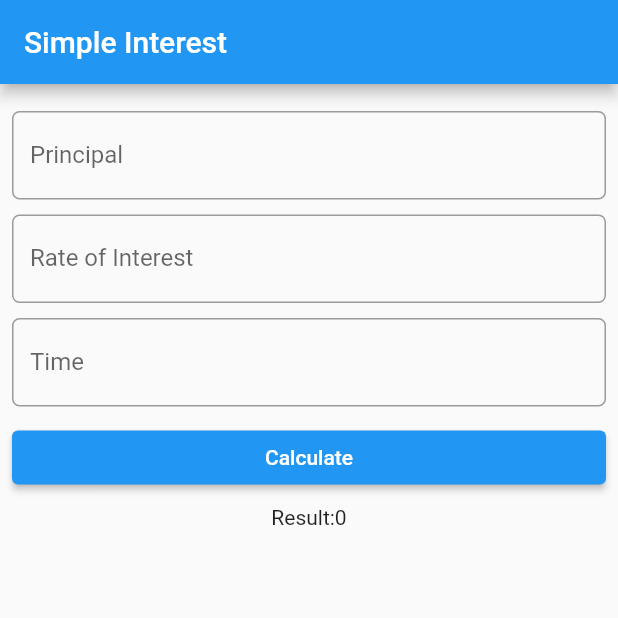
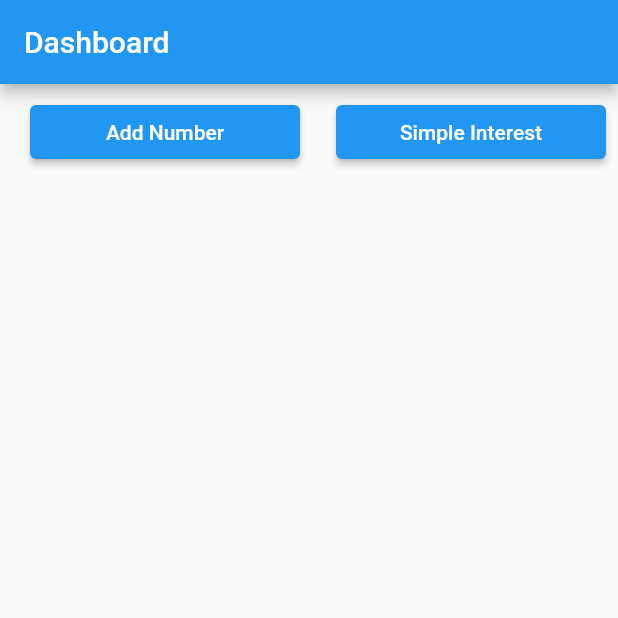
Before and after one commit to rijwolshakya09/simple-interest, a Flutter app: the screen it shows after launch, on a phone screen of 412 x 824 dp, the top half of it. Run offline on Flutter 3.47's test engine with Material 2 defaults, Android fonts, the phone set to English and light mode, and no system bars.

Commit message:
Dashboard, Simple Interest And Add Number Done

```diff
--- /dev/null
+++ b/app/lib/dashboard.dart
@@ -0,0 +1,46 @@
+import 'package:flutter/material.dart';
+
+class Dashboard extends StatefulWidget {
+  const Dashboard({Key? key}) : super(key: key);
+  @override
+  State<Dashboard> createState() => _DashboardState();
+}
+
+class _DashboardState extends State<Dashboard> {
+  @override
+  Widget build(BuildContext context) {
+    return Scaffold(
+      appBar: AppBar(
+        title: const Text('Dashboard'),
+      ),
+      body: Padding(
+        padding: const EdgeInsets.all(8),
+        child: Row(
+          mainAxisAlignment: MainAxisAlignment.spaceBetween,
+          children: [
+            const SizedBox(height: 8),
+            SizedBox(
+              width: 180,
+              child: ElevatedButton(
+                onPressed: () {
+                  Navigator.pushNamed(context, '/add_number');
+                },
+                child: const Text('Add Number'),
+              ),
+            ),
+            const SizedBox(height: 8),
+            SizedBox(
+              width: 180,
+              child: ElevatedButton(
+                onPressed: () {
+                  Navigator.pushNamed(context, '/simple_interest');
+                },
+                child: const Text('Simple Interest'),
+              ),
+            ),
+          ],
+        ),
+      ),
+    );
+  }
+}
--- a/app/lib/main.dart
+++ b/app/lib/main.dart
@@ -1,69 +1,19 @@
-import 'package:flutter/cupertino.dart';
 import 'package:flutter/material.dart';
+
+import 'dashboard.dart';
+import 'add_number.dart';
+import 'simple_interest.dart';
 
 void main() {
   runApp(
     MaterialApp(
-      home: MyScreen(),
+      debugShowCheckedModeBanner: false,
+      initialRoute: '/',
+      routes: {
+        '/': (context) => const Dashboard(),
+        '/simple_interest': (context) => const SimpleInterest(),
+        '/add_number': (context) => const MyScreen(),
+      },
     ),
   );
 }
-
-class MyScreen extends StatelessWidget {
-  @override
-  Widget build(BuildContext context) {
-    return Scaffold(
-      appBar: AppBar(
-        title: const Text('Simple Interest'),
-      ),
-      body: Padding(
-        padding: const EdgeInsets.all(8),
-        child: Column(
-          children: [
-            const SizedBox(height: 10),
-            TextFormField(
-              keyboardType: TextInputType.number,
-              decoration: InputDecoration(
-                labelText: 'Principal',
-                hintText: 'Enter Principal',
-                border: OutlineInputBorder(
-                  borderRadius: BorderRadius.circular(5),
-                ),
-              ),
-            ),
-            const SizedBox(height: 10),
-            TextFormField(
-              keyboardType: TextInputType.number,
-              decoration: InputDecoration(
-                labelText: 'Rate of Interest',
-                hintText: 'Enter Rate of Interest',
-                border: OutlineInputBorder(
-                  borderRadius: BorderRadius.circular(5),
-                ),
-              ),
-            ),
-            const SizedBox(height: 10),
-            TextFormField(
-              keyboardType: TextInputType.number,
-              decoration: InputDecoration(
-                labelText: 'Time',
-                hintText: 'Enter Time',
-                border: OutlineInputBorder(
-                  borderRadius: BorderRadius.circular(5),
-                ),
-              ),
-            ),
-            const SizedBox(height: 10),
-            SizedBox(
-              width: double.infinity,
-              child: ElevatedButton(
-                  onPressed: () {}, child: const Text('Calculate')),
-            ),
-            const SizedBox(height: 8),
-            const Text('Result:0')
-          ],
-        ),
-      ),
-    );
-  }
-}
```
Also changed, not shown: app/lib/add_number.dart (added, +91 -0 lines), app/lib/simple_interest.dart (added, +83 -0 lines).
